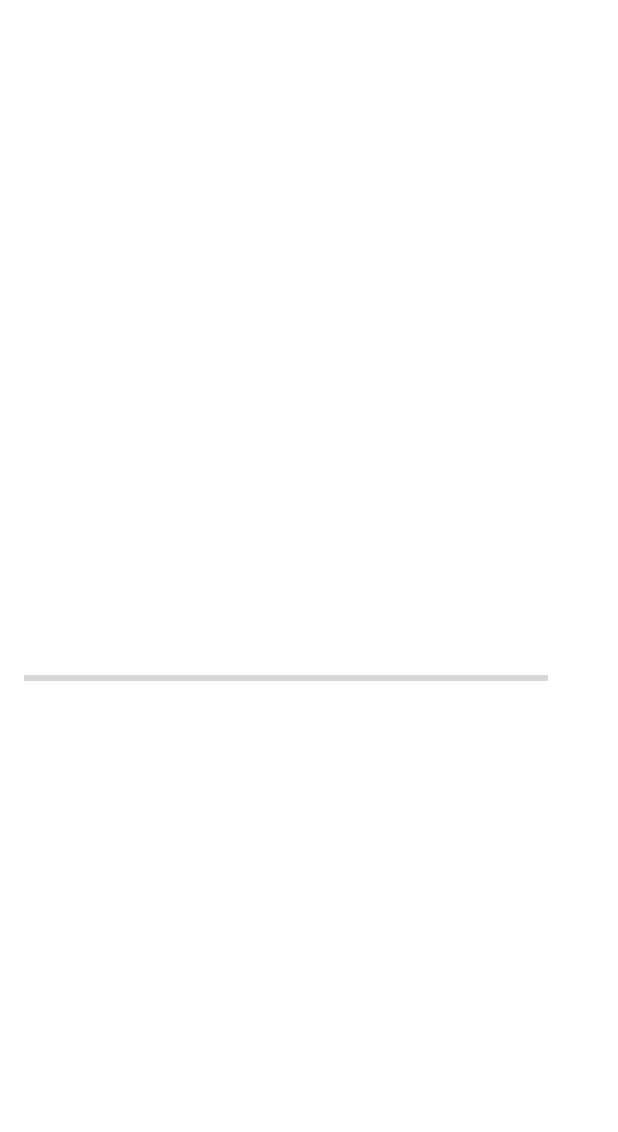
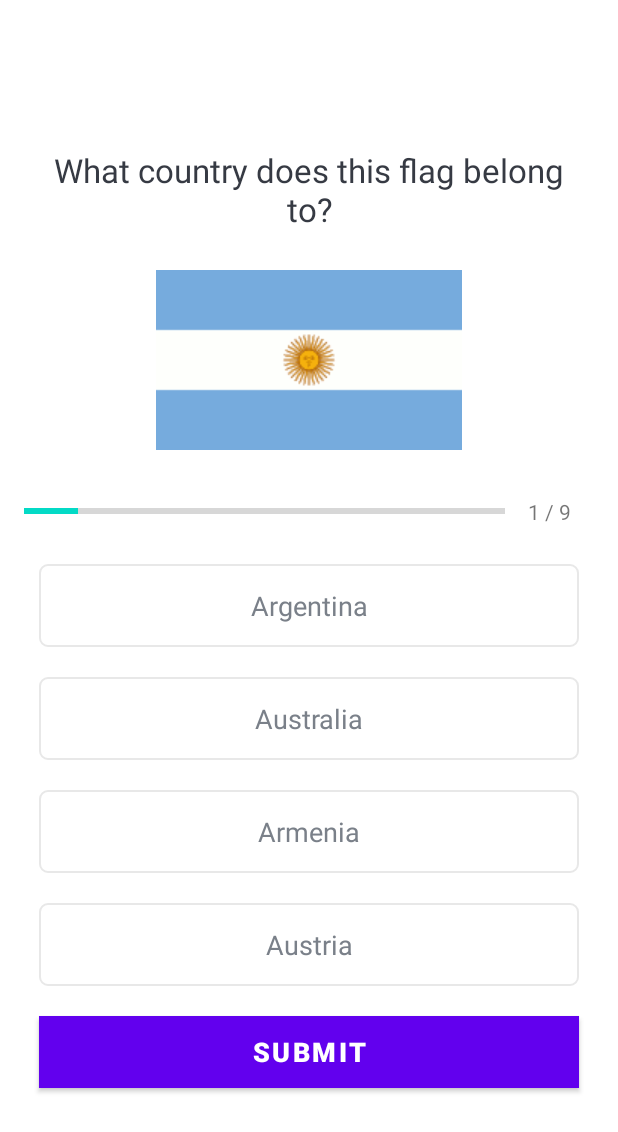
Before and after one commit to diogocorreia01/quizApp-Kotlin, an Android app: the QuizQuestionsActivity screen opened directly, with no data from a screen before it, on a phone screen of 412 x 824 dp. Shown: the top 1132 px of the screen. Run offline under Robolectric (Android 15) with nearby library versions, the phone set to English and light mode, and no system bars.

Commit message:
UI Update

```diff
--- a/app/src/main/java/dc/kotlin/quizapp/QuizQuestionsActivity.kt
+++ b/app/src/main/java/dc/kotlin/quizapp/QuizQuestionsActivity.kt
@@ -2,12 +2,46 @@ package dc.kotlin.quizapp
 
 import androidx.appcompat.app.AppCompatActivity
 import android.os.Bundle
+import android.widget.ImageView
+import android.widget.ProgressBar
+import android.widget.TextView
 
 class QuizQuestionsActivity : AppCompatActivity() {
+
+    private var progressBar: ProgressBar? = null
+    private var tvProgress: TextView? = null
+    private var tvQuestion: TextView? = null
+    private var ivImage: ImageView? = null
+
+    private var tvOptionOne: TextView? = null
+    private var tvOptionTwo: TextView? = null
+    private var tvOptionThree: TextView? = null
+    private var tvOptionFour: TextView? = null
     override fun onCreate(savedInstanceState: Bundle?) {
         super.onCreate(savedInstanceState)
         setContentView(R.layout.activity_quiz_questions)
 
+        progressBar = findViewById(R.id.progressBar)
+        tvProgress = findViewById(R.id.tvProgress)
+        tvQuestion = findViewById(R.id.tvQuestion)
+        ivImage = findViewById(R.id.ivImage)
+
+        tvOptionOne = findViewById(R.id.tvOptionOne)
+        tvOptionTwo = findViewById(R.id.tvOptionTwo)
+        tvOptionThree = findViewById(R.id.tvOptionThree)
+        tvOptionFour = findViewById(R.id.tvOptionFour)
+
         val questionsList = Constants.getQuestions()
+
+        var currentPosition = 1
+        val question: Question = questionsList[currentPosition - 1]
+        ivImage?.setImageResource(question.image)
+        progressBar?.progress = currentPosition
+        tvProgress?.text = "$currentPosition / ${progressBar?.max}"
+        tvQuestion?.text = question.questions
+        tvOptionOne?.text = question.optionOne
+        tvOptionTwo?.text = question.optionTow
+        tvOptionThree?.text = question.optionThree
+        tvOptionFour?.text = question.optionFor
     }
 }
--- /dev/null
+++ b/app/src/main/res/drawable/default_option_border_bg.xml
@@ -0,0 +1,15 @@
+<?xml version="1.0" encoding="utf-8"?>
+<shape xmlns:android="http://schemas.android.com/apk/res/android"
+    android:shape="rectangle">
+
+    <stroke
+        android:width="1dp"
+        android:color="#E8E8E8" />
+
+    <solid
+        android:color="@color/white" />
+
+    <corners
+        android:radius="5dp" />
+
+</shape>
--- a/app/src/main/res/layout/activity_quiz_questions.xml
+++ b/app/src/main/res/layout/activity_quiz_questions.xml
@@ -61,6 +61,65 @@
 
         </LinearLayout>
 
+        <TextView
+            android:id="@+id/tvOptionOne"
+            android:layout_width="match_parent"
+            android:layout_height="wrap_content"
+            android:layout_margin="10dp"
+            android:background="@drawable/default_option_border_bg"
+            android:gravity="center"
+            android:padding="15dp"
+            android:textColor="#7A8089"
+            android:textSize="18sp"
+            tools:text="Apple" />
+
+        <TextView
+            android:id="@+id/tvOptionTwo"
+            android:layout_width="match_parent"
+            android:layout_height="wrap_content"
+            android:layout_margin="10dp"
+            android:background="@drawable/default_option_border_bg"
+            android:gravity="center"
+            android:padding="15dp"
+            android:textColor="#7A8089"
+            android:textSize="18sp"
+            tools:text="Apple" />
+
+        <TextView
+            android:id="@+id/tvOptionThree"
+            android:layout_width="match_parent"
+            android:layout_height="wrap_content"
+            android:layout_margin="10dp"
+            android:background="@drawable/default_option_border_bg"
+            android:gravity="center"
+            android:padding="15dp"
+            android:textColor="#7A8089"
+            android:textSize="18sp"
+            tools:text="Apple" />
+
+        <TextView
+            android:id="@+id/tvOptionFour"
+            android:layout_width="match_parent"
+            android:layout_height="wrap_content"
+            android:layout_margin="10dp"
+            android:background="@drawable/default_option_border_bg"
+            android:gravity="center"
+            android:padding="15dp"
+            android:textColor="#7A8089"
+            android:textSize="18sp"
+            tools:text="Apple" />
+
+        <Button
+            android:id="@+id/btnSubmit"
+            android:layout_width="match_parent"
+            android:layout_height="wrap_content"
+            android:layout_margin="10dp"
+            android:background="@color/design_default_color_primary"
+            android:text="@string/submit"
+            android:textColor="@color/white"
+            android:textSize="18sp"
+            android:textStyle="bold" />
+
     </LinearLayout>
 
 </ScrollView>
--- a/app/src/main/res/values/strings.xml
+++ b/app/src/main/res/values/strings.xml
@@ -5,4 +5,5 @@
     <string name="enter_your_name">Enter your name.</string>
     <string name="start">Start</string>
     <string name="e_g_diogo">e.g. Diogo</string>
+    <string name="submit">SUBMIT</string>
 </resources>
```
